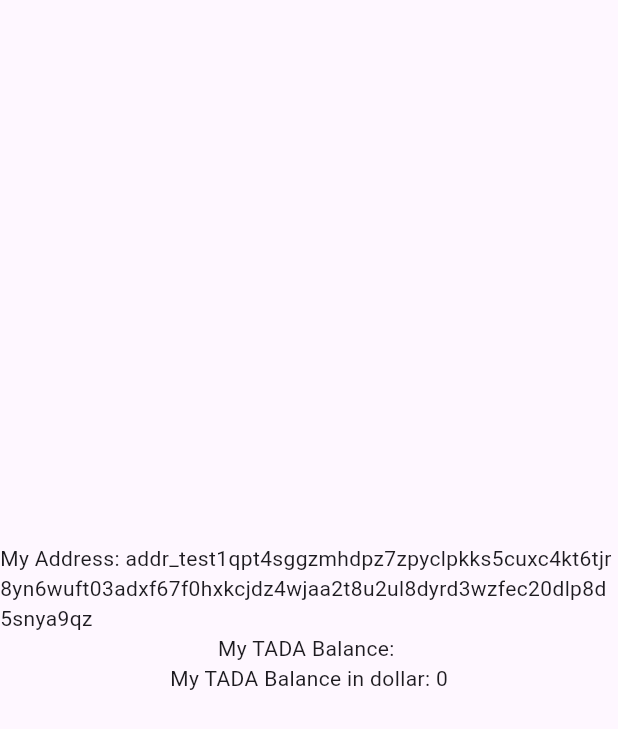
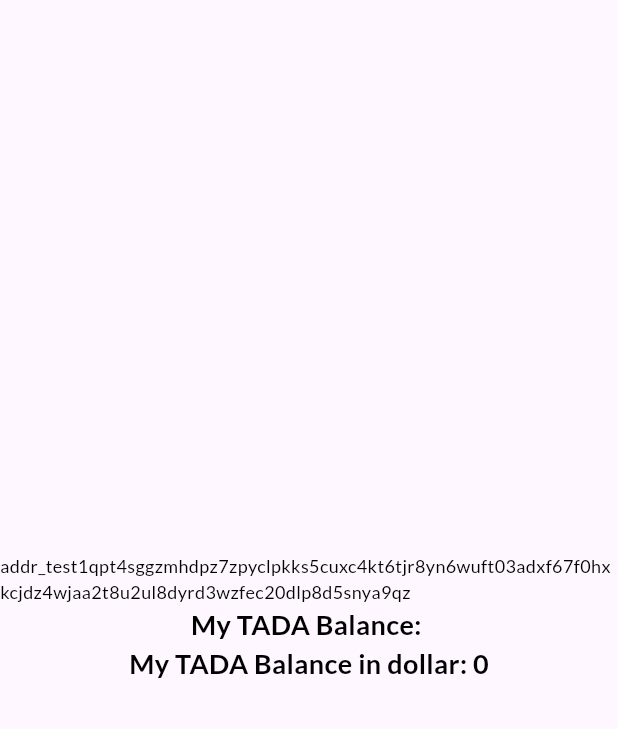
Before and after one commit to Developerdavido/cardano-test_app, a Flutter app: the screen it shows after launch, on a phone screen of 412 x 824 dp. Shown: the top 729 px of the screen. Run offline on Flutter 3.47's test engine with Material 3 defaults, Android fonts, the phone set to English and light mode, and no system bars; our stand-ins replace google_fonts; network calls fail.

Commit message:
created utils, inserted provider and view models including address dto

```diff
--- a/lib/main.dart
+++ b/lib/main.dart
@@ -1,6 +1,7 @@
 import 'package:flutter/material.dart';
-import 'package:http/http.dart' as http;
 import 'package:myapp/screens/dashboard.dart';
+import 'package:myapp/view_models/address_provider.dart';
+import 'package:provider/provider.dart';
 
 void main() {
   runApp(const MyApp());
@@ -12,13 +13,17 @@ class MyApp extends StatelessWidget {
   // This widget is the root of your application.
   @override
   Widget build(BuildContext context) {
-    return MaterialApp(
-      title: 'Flutter Demo',
-      theme: ThemeData(
-        colorScheme: ColorScheme.fromSeed(seedColor: Colors.deepPurple),
-        useMaterial3: true,
+    return ChangeNotifierProvider(
+      create: (context)=> AddressProvider(),
+      child: MaterialApp(
+        title: 'Cardano Test Wallet App',
+        debugShowCheckedModeBanner: false,
+        theme: ThemeData(
+          colorScheme: ColorScheme.fromSeed(seedColor: Colors.deepPurple),
+          useMaterial3: true,
+        ),
+        home: const Dashboard(),
       ),
-      home: const Dashboard(),
     );
   }
 }
--- a/lib/screens/dashboard.dart
+++ b/lib/screens/dashboard.dart
@@ -1,6 +1,7 @@
 import 'package:flutter/material.dart';
 import 'package:myapp/constants/api_constants.dart';
 import 'package:myapp/services/address_service.dart';
+import 'package:myapp/utils/utils.dart';
 
 class Dashboard extends StatefulWidget {
   const Dashboard({super.key});
@@ -17,34 +18,6 @@ class _DashboardState extends State<Dashboard> {
   num dollarEquivalentOfAda = 0;
 
   AddressService addressService = AddressService();
-
-  // //this function will get the balance of my wallet
-  // getBalance() {
-  //   var url = Uri.parse("$blockfrostUrl/addresses/$myAddress");
-  //   var headers = {"project_id": blockfrostProjectId};
-  //   //get request from blockfrost servers
-  //   http.get(url, headers: headers).then((response) {
-  //     String responseBody = response.body;
-
-  //     ///convert string code to map<String, dynamic> in dart
-  //     Map<String, dynamic> addressMap = jsonDecode(responseBody);
-  //     setState(() {
-  //       myAdressFromApi = addressMap['address'];
-  //       _getADABalance(addressMap['amount']);
-  //     });
-
-  //     print("response body ====> ${response.body}");
-  //     print("response status code ====> ${response.statusCode}");
-  //   });
-  // }
-
-  // _getADABalance(List<dynamic> amounts) {
-  //   Map<dynamic, dynamic> lovelaceBalance = amounts
-  //       .firstWhere((singleAmount) => singleAmount['unit'] == 'lovelace');
-  //   num lovelaceQuantity = num.parse(lovelaceBalance['quantity']);
-  //   myTADABalance = (lovelaceQuantity / 1000000).toStringAsFixed(2);
-  //   dollarEquivalentOfAda = (lovelaceQuantity / 1000000) * 0.39;
-  // }
 
 //this will call the get balance when the state is initialized
   @override
@@ -66,27 +39,18 @@ class _DashboardState extends State<Dashboard> {
         mainAxisAlignment: MainAxisAlignment.center,
         crossAxisAlignment: CrossAxisAlignment.start,
         children: [
-          const Align(
+          Align(
             alignment: Alignment.center,
-            child: Text(
-              "My Address: ${ApiConstants.myAddress}",
-              textAlign: TextAlign.left,
-            ),
+            child: Utils.captionText(ApiConstants.myAddress),
           ),
           Align(
             alignment: Alignment.center,
-            child: Text(
-              "My TADA Balance: $myTADABalance",
-              textAlign: TextAlign.left,
-            ),
+            child: Utils.titleText("My TADA Balance: $myTADABalance", fontSize: 18,),
           ),
           //Assignment: using a text display the Dollar equivalent of your test ada
           Align(
             alignment: Alignment.center,
-            child: Text(
-              "My TADA Balance in dollar: $dollarEquivalentOfAda",
-              textAlign: TextAlign.left,
-            ),
+            child: Utils.titleText("My TADA Balance in dollar: $dollarEquivalentOfAda", fontSize: 18,),
           )
         ],
       ),
--- a/lib/services/address_service.dart
+++ b/lib/services/address_service.dart
@@ -1,10 +1,10 @@
-import 'package:http/http.dart';
 import 'package:myapp/constants/api_constants.dart';
 import 'package:myapp/services/http_service.dart';
 import 'dart:convert';
 
 class AddressService extends HttpService {
 
+  ///This function will make a get request to get the balance of the cardano address
   Future<String> getBalance() async {
     String? tadaBalance;
     Map<String, String> headers = {
@@ -22,6 +22,8 @@ class AddressService extends HttpService {
     return tadaBalance!;
   }
 
+
+  //This is a private function that will return the ADA balance
   String _getADABalance(List<dynamic> amounts) {
     Map<dynamic, dynamic> lovelaceBalance = amounts
         .firstWhere((singleAmount) => singleAmount['unit'] == 'lovelace');
--- /dev/null
+++ b/lib/utils/utils.dart
@@ -0,0 +1,70 @@
+import 'package:flutter/material.dart';
+import 'package:google_fonts/google_fonts.dart';
+
+class Utils {
+  static horizontalSpacing({double space = 8}) => SizedBox(
+        width: space,
+      );
+
+  static verticalSpacing({double space = 8}) => SizedBox(
+        height: space,
+      );
+
+  //title text,
+  static titleText(String text, {Color? color, double? fontSize, TextAlign? align}) {
+    return Text(
+      text,
+      style: GoogleFonts.lato(
+        color: color ?? Colors.black,
+        fontSize: fontSize ?? 24,
+        fontWeight: FontWeight.w600
+      ),
+      textAlign: align ?? TextAlign.left,
+    );
+  }
+  //header text,
+  static headerText(String text, {Color? color, double? fontSize, TextAlign? align}) {
+    return Text(
+      text,
+      style: GoogleFonts.lato(
+        color: color ?? Colors.black,
+        fontSize: fontSize ?? 32,
+        fontWeight: FontWeight.w600
+      ),
+      textAlign: align ?? TextAlign.left,
+    );
+  }
+  //regular text,
+  static regularText(String text, {Color? color, double? fontSize, TextAlign? align}) {
+    return Text(
+      text,
+      style: GoogleFonts.lato(
+        color: color ?? Colors.black,
+        fontSize: fontSize ?? 16,
+        fontWeight: FontWeight.w500
+      ),
+      textAlign: align ?? TextAlign.left,
+    );
+  }
+  //caption text
+  static captionText(String text, {Color? color, double? fontSize, TextAlign? align}) {
+    return Text(
+      text,
+      style: GoogleFonts.lato(
+        color: color ?? Colors.black,
+        fontSize: fontSize ?? 12,
+        fontWeight: FontWeight.w400
+      ),
+      textAlign: align ?? TextAlign.left,
+    );
+  }
+
+// Suggested code may be subject to a license. Learn more: ~LicenseLog:3372908910.
+  static showSnackBar(BuildContext context, String message) {
+    ScaffoldMessenger.of(context).showSnackBar(
+      SnackBar(
+        content: Text(message),
+      ),
+    );
+  }
+}
--- /dev/null
+++ b/lib/view_models/address_provider.dart
@@ -0,0 +1,5 @@
+import 'package:myapp/services/address_service.dart';
+import 'package:myapp/view_models/base_provider.dart';
+
+class AddressProvider extends BaseProvider {
+}
--- /dev/null
+++ b/lib/view_models/base_provider.dart
@@ -0,0 +1,17 @@
+import 'package:flutter/material.dart';
+import 'package:myapp/services/address_service.dart';
+
+enum UiState { loading, done, error, idle }
+
+class BaseProvider with ChangeNotifier {
+  AddressService addressService = AddressService();
+
+  UiState _uiState = UiState.idle;
+
+  UiState get uiState => _uiState;
+
+  set uiState(UiState uiState) {
+    _uiState = uiState;
+    notifyListeners();
+  }
+}
--- a/pubspec.yaml
+++ b/pubspec.yaml
@@ -36,6 +36,8 @@ dependencies:
   # Use with the CupertinoIcons class for iOS style icons.
   cupertino_icons: ^1.0.6
   http: ^1.2.1
+  google_fonts: ^6.2.1
+  provider: ^6.1.2
 
 dev_dependencies:
   flutter_test:
```
Also changed, not shown: lib/models/address_model.dart (added, +41 -0 lines), lib/services/http_service.dart (+8 -0 lines), pubspec.lock.
